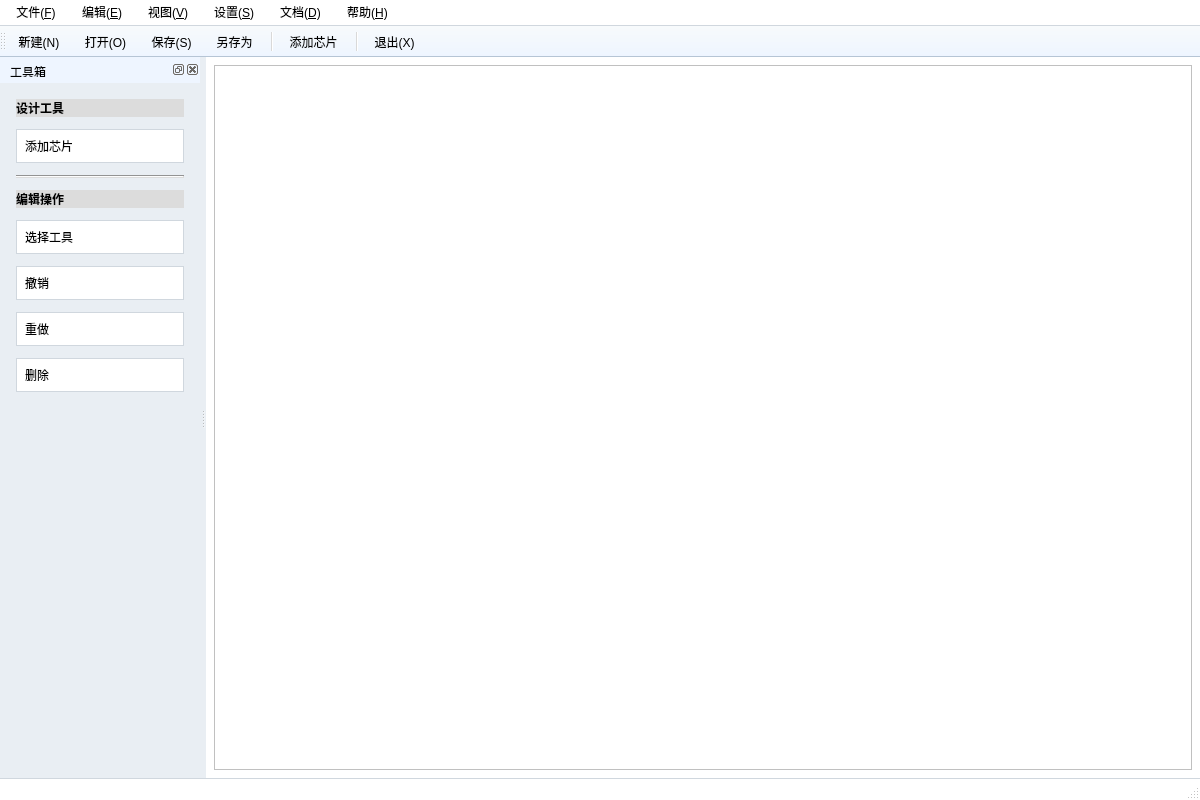
Qt form Chip_fashion/mainwindow.ui (Alan-Soong/Project_of_ChipCraftDesign) before a commit.
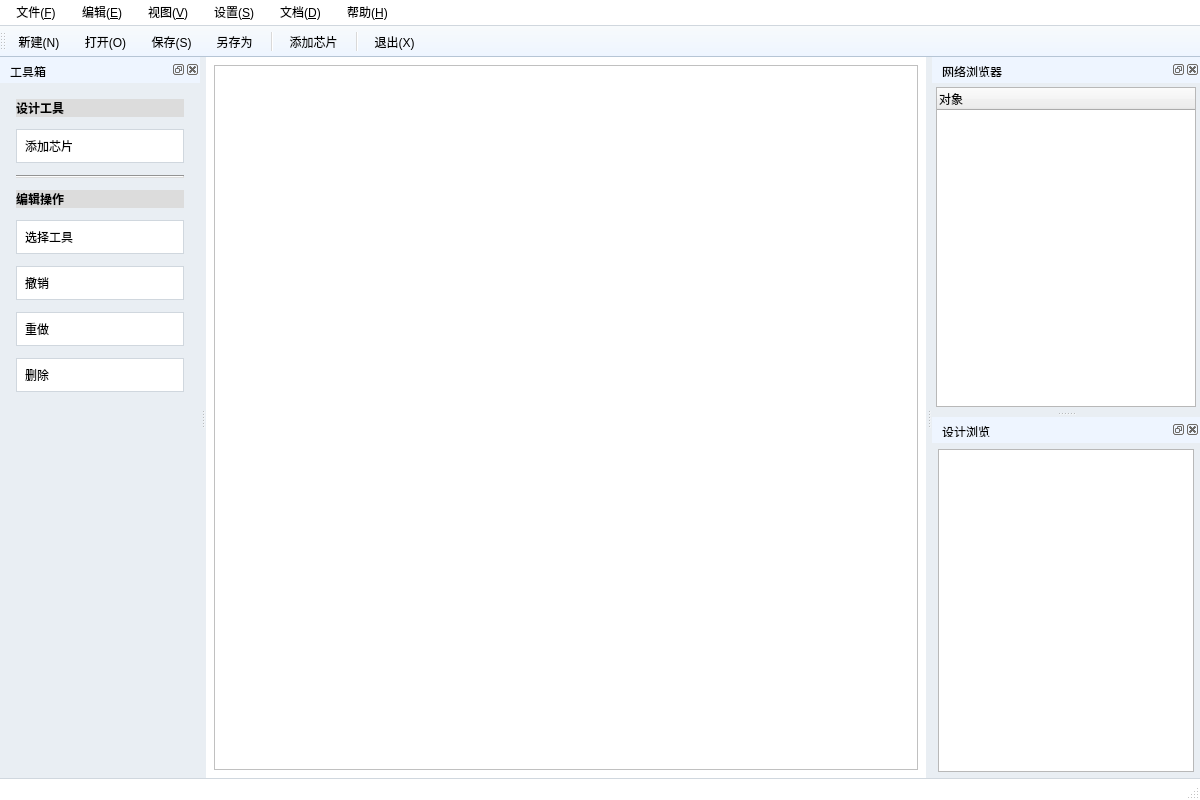
The same form after that commit. Icons and pictures are not drawn.

Commit message: 继续更新KLayout风格，右侧有预览图了，回来开会研讨一下

The edit to the form file:
```diff
--- a/Chip_fashion/mainwindow.ui
+++ b/Chip_fashion/mainwindow.ui
@@ -352,7 +352,57 @@
     </layout>
    </widget>
   </widget>
-    <widget class="QStatusBar" name="statusbar"/>
+  <widget class="QDockWidget" name="dockNetBrowser">
+   <property name="windowTitle">
+    <string>网络浏览器</string>
+   </property>
+   <attribute name="dockWidgetArea">
+    <number>2</number>
+   </attribute>
+  <widget class="QWidget" name="dockNetBrowserContents">
+   <layout class="QVBoxLayout" name="verticalLayout_net">
+    <property name="leftMargin"><number>4</number></property>
+    <property name="topMargin"><number>4</number></property>
+    <property name="rightMargin"><number>4</number></property>
+    <property name="bottomMargin"><number>4</number></property>
+     <item>
+      <widget class="QTreeWidget" name="netTreeWidget">
+       <property name="headerHidden">
+        <bool>false</bool>
+       </property>
+       <column>
+        <property name="text">
+         <string>对象</string>
+        </property>
+       </column>
+      </widget>
+     </item>
+  </layout>
+   </widget>
+  </widget>
+  <widget class="QDockWidget" name="dockDesignBrowser">
+   <property name="windowTitle">
+  <string>设计浏览</string>
+   </property>
+   <attribute name="dockWidgetArea">
+  <number>2</number>
+   </attribute>
+   <widget class="QWidget" name="dockDesignBrowserContents">
+  <layout class="QVBoxLayout" name="verticalLayout_designBrowser">
+   <property name="leftMargin"><number>6</number></property>
+   <property name="topMargin"><number>6</number></property>
+   <property name="rightMargin"><number>6</number></property>
+   <property name="bottomMargin"><number>6</number></property>
+   <item>
+    <widget class="QTreeWidget" name="designTree">
+     <property name="headerHidden"><bool>true</bool></property>
+     <property name="expandsOnDoubleClick"><bool>true</bool></property>
+    </widget>
+   </item>
+  </layout>
+   </widget>
+  </widget>
+  <widget class="QStatusBar" name="statusbar"/>
   <action name="actionsetting_original">
    <property name="text">
     <string>首选项...</string>
```
Left out of the diff: 1 changed line with no effect on the pictures. The commit also changes 5 other files.
